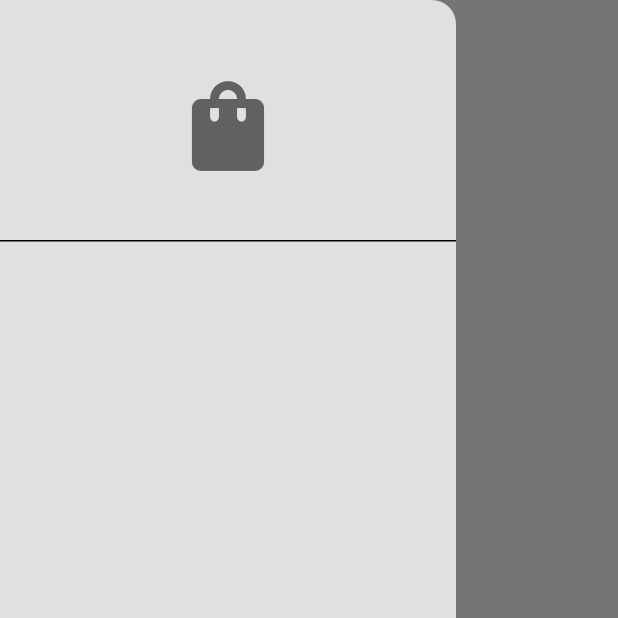
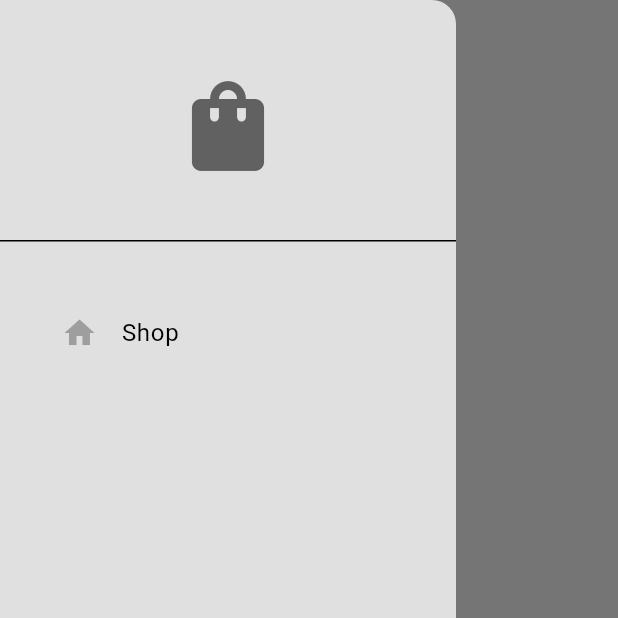
Before and after one commit to hiroshiyoka/trezoro, a Flutter app: the ShopPage screen opened by its route, with the side drawer open, on a phone screen of 412 x 824 dp, the top half of it. Run offline on Flutter 3.47's test engine with Material 3 defaults, Android fonts, the phone set to English and light mode, and no system bars.

Commit message:
feat(drawer): add shop list tile to drawer component

```diff
--- a/lib/components/my_drawer.dart
+++ b/lib/components/my_drawer.dart
@@ -1,4 +1,6 @@
 import 'package:flutter/material.dart';
+
+import '/components/my_list_tile.dart';
 
 class MyDrawer extends StatelessWidget {
   const MyDrawer({super.key});
@@ -19,6 +21,15 @@ class MyDrawer extends StatelessWidget {
               ),
             ),
           ),
+
+          const SizedBox(height: 25),
+
+          // Shop Tile
+          MyListTile(
+            text: "Shop",
+            icon: Icons.home,
+            onTap: () {},
+          ),
         ],
       ),
     );
--- /dev/null
+++ b/lib/components/my_list_tile.dart
@@ -0,0 +1,29 @@
+import 'package:flutter/material.dart';
+
+class MyListTile extends StatelessWidget {
+  final String text;
+  final IconData icon;
+  final void Function()? onTap;
+
+  const MyListTile({
+    super.key,
+    required this.text,
+    required this.icon,
+    required this.onTap,
+  });
+
+  @override
+  Widget build(BuildContext context) {
+    return Padding(
+      padding: const EdgeInsets.only(left: 25.0),
+      child: ListTile(
+        leading: Icon(
+          icon,
+          color: Colors.grey,
+        ),
+        title: Text(text),
+        onTap: onTap,
+      ),
+    );
+  }
+}
```
